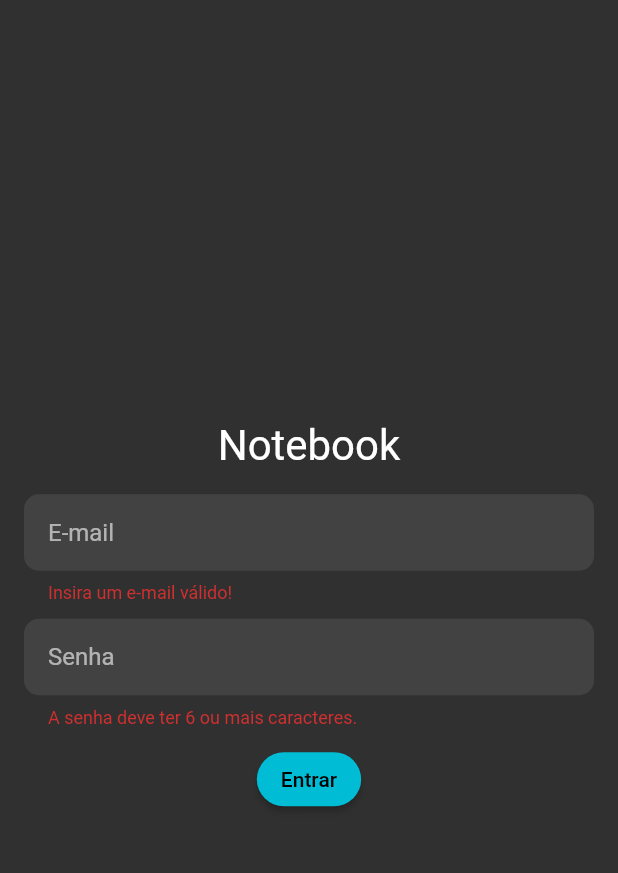
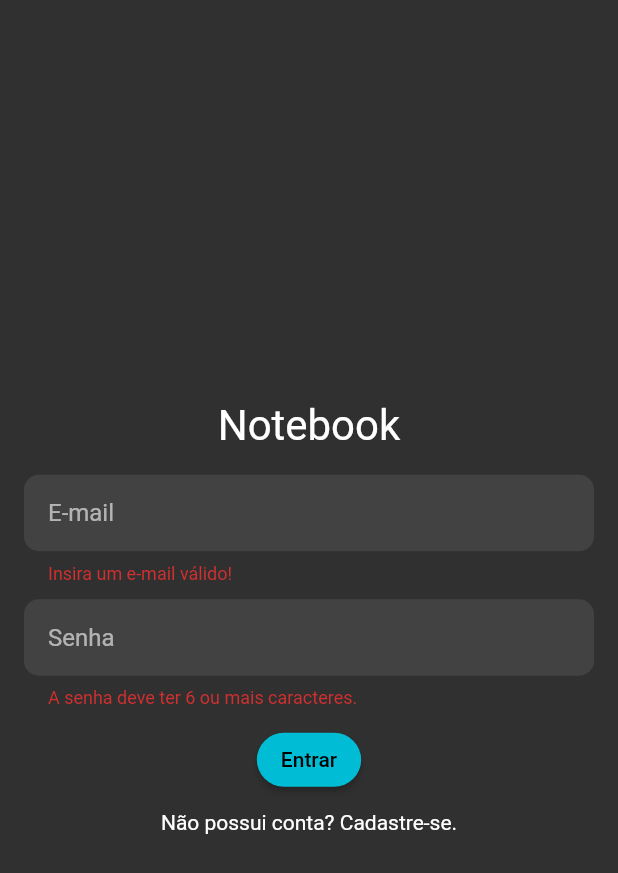
Before and after one commit to diegowinter/Notebook, a Flutter app: the screen it shows after launch, after a tap on "Entrar", on a phone screen of 412 x 824 dp. Shown: the top 873 px of the screen. Run offline on Flutter 3.47's test engine with Material 2 defaults, Android fonts, the phone set to English and light mode, and no system bars; our stand-ins replace flutter_markdown, shared_preferences; missing offline and left inert: markdown; network calls fail.

Commit message:
add sign up

```diff
--- a/lib/screens/auth_screen.dart
+++ b/lib/screens/auth_screen.dart
@@ -4,7 +4,6 @@ import 'package:notebook/providers/user.dart';
 import 'package:notebook/utils/app_routes.dart';
 import 'package:notebook/widgets/custom_text_form_field.dart';
 import 'package:provider/provider.dart';
-
 
 class AuthScreen extends StatefulWidget {
   const AuthScreen({ Key? key }) : super(key: key);
@@ -14,6 +13,7 @@ class AuthScreen extends StatefulWidget {
 }
 
 class _AuthScreenState extends State<AuthScreen> {
+  bool _isSignUp = false;
   bool _isLoading = false;
   GlobalKey<FormState> _form = GlobalKey();
   Map<String, String> _formData = {
@@ -51,8 +51,13 @@ class _AuthScreenState extends State<AuthScreen> {
     });
 
     try {
-      await Provider.of<User>(context, listen: false)
-        .login(_formData['email'], _formData['password']);
+      if (_isSignUp) {
+        await Provider.of<User>(context, listen: false)
+            .register(_formData['email'], _formData['password']);
+      } else {
+        await Provider.of<User>(context, listen: false)
+            .login(_formData['email'], _formData['password']);
+      }
       Navigator.of(context).pushReplacementNamed(AppRoutes.DASHBOARD);
     } catch (error) {
       _showDialog(error.toString());
@@ -117,11 +122,32 @@ class _AuthScreenState extends State<AuthScreen> {
             _isLoading
               ? Center(child: CircularProgressIndicator())
               : ElevatedButton(
-                  child: Text('Entrar'),
+                  child: Text(_isSignUp
+                      ? 'Cadastrar'
+                      : 'Entrar'
+                    ),
                   onPressed: () => _onSave(),
                   style: ElevatedButton.styleFrom(
                     shape: StadiumBorder()
                   ),
+                ),
+            SizedBox(height: 10),
+            _isSignUp
+              ? GestureDetector(
+                  child: Text('Já possui conta? Entrar.'),
+                  onTap: () {
+                    setState(() {
+                      _isSignUp = false;
+                    });
+                  },
+                )
+              : GestureDetector(
+                  child: Text('Não possui conta? Cadastre-se.'),
+                  onTap: () {
+                    setState(() {
+                      _isSignUp = true;
+                    });
+                  },
                 )
           ],
         ),
```
Also changed, not shown: lib/providers/user.dart (+12 -2 lines).
